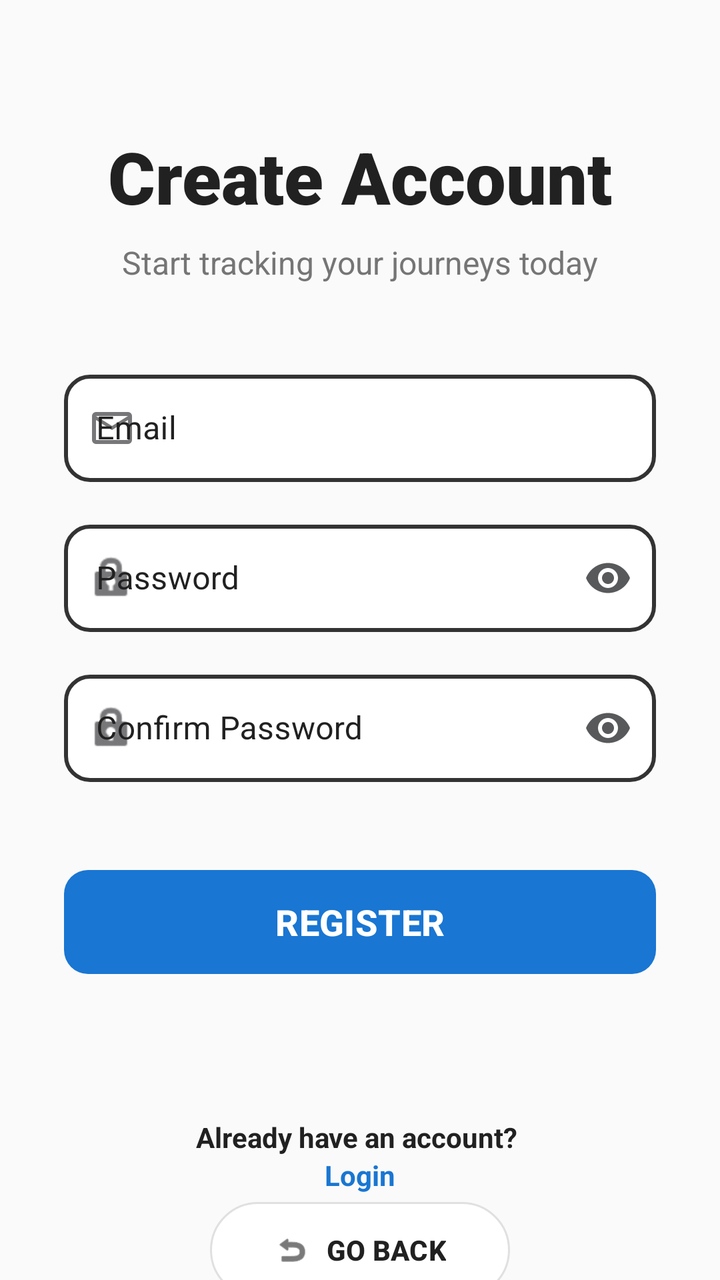
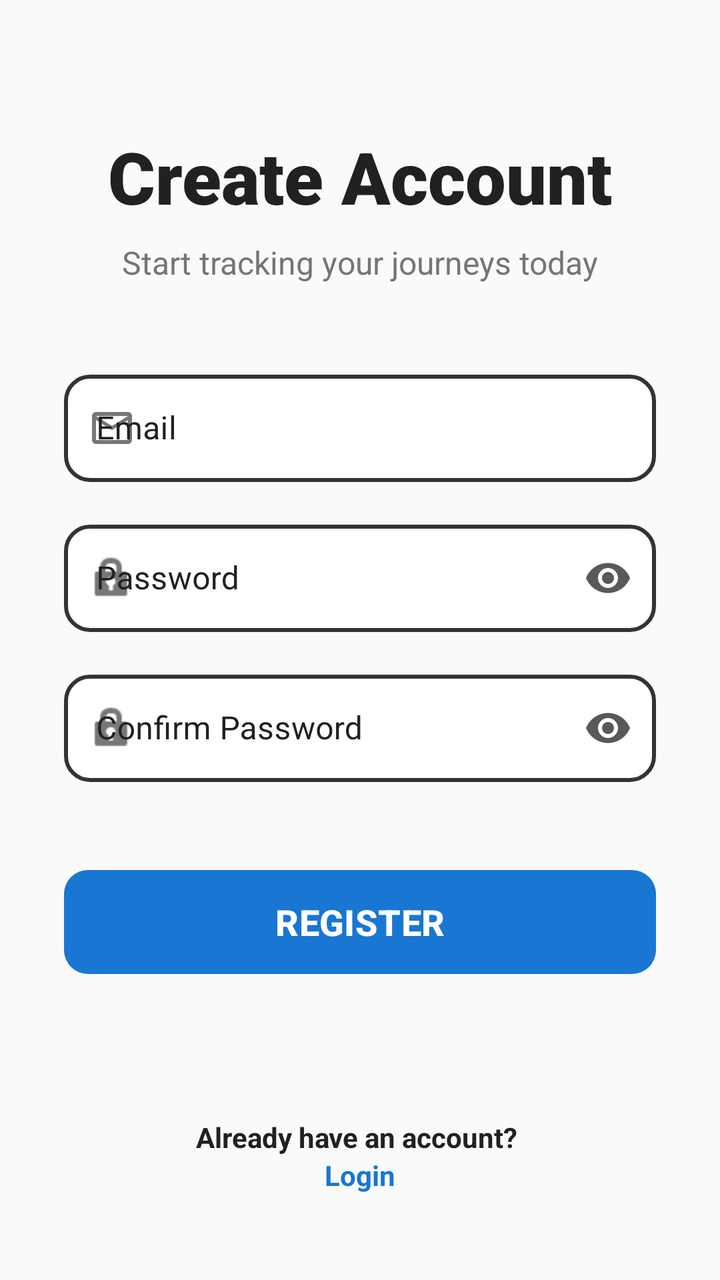

Screens rendered from an Android XML layout before and after an edit, with the pre-edit source and the edit as a unified diff.
<!-- AndroidManifest.xml: application theme Theme.Wanderer -->
<!-- res/layout/activity_register.xml -->
<?xml version="1.0" encoding="utf-8"?>
<androidx.core.widget.NestedScrollView
    xmlns:android="http://schemas.android.com/apk/res/android"
    xmlns:app="http://schemas.android.com/apk/res-auto"
    xmlns:tools="http://schemas.android.com/tools"
    android:layout_width="match_parent"
    android:layout_height="match_parent"
    android:fillViewport="true"
    android:background="#FAFAFA"
    tools:context=".RegisterActivity">

    <androidx.constraintlayout.widget.ConstraintLayout
        android:layout_width="match_parent"
        android:layout_height="wrap_content"
        android:paddingBottom="32dp">

        
        <TextView
            android:id="@+id/tvRegisterTitle"
            android:layout_width="wrap_content"
            android:layout_height="wrap_content"
            android:layout_marginTop="64dp"
            android:fontFamily="sans-serif-black"
            android:text="Create Account"
            android:textColor="#212121"
            android:textSize="36sp"
            android:textStyle="bold"
            app:layout_constraintEnd_toEndOf="parent"
            app:layout_constraintStart_toStartOf="parent"
            app:layout_constraintTop_toTopOf="parent" />

        
        <TextView
            android:id="@+id/tvRegisterSubtitle"
            android:layout_width="wrap_content"
            android:layout_height="wrap_content"
            android:layout_marginTop="8dp"
            android:text="Start tracking your journeys today"
            android:textColor="#757575"
            android:textSize="16sp"
            app:layout_constraintEnd_toEndOf="parent"
            app:layout_constraintStart_toStartOf="parent"
            app:layout_constraintTop_toBottomOf="@id/tvRegisterTitle" />

        
        <com.google.android.material.textfield.TextInputLayout
            android:id="@+id/registerUsernameLayout"
            style="@style/Widget.MaterialComponents.TextInputLayout.OutlinedBox"
            android:layout_width="match_parent"
            android:layout_height="wrap_content"
            android:layout_marginHorizontal="32dp"
            android:layout_marginTop="40dp"
            android:hint="Email"
            android:textColorHint="#212121"
            app:boxCornerRadiusBottomEnd="12dp"
            app:boxCornerRadiusBottomStart="12dp"
            app:boxCornerRadiusTopEnd="12dp"
            app:boxCornerRadiusTopStart="12dp"
            app:startIconDrawable="@drawable/mail_icon"
            app:layout_constraintEnd_toEndOf="parent"
            app:layout_constraintStart_toStartOf="parent"
            app:layout_constraintTop_toBottomOf="@id/tvRegisterSubtitle">

            <com.google.android.material.textfield.TextInputEditText
                android:id="@+id/etRegisterUsername"
                android:layout_width="match_parent"
                android:layout_height="wrap_content"
                android:background="@drawable/custom_input_border"
                android:inputType="textEmailAddress"
                android:padding="16dp"
                android:textColor="#212121"
                android:textColorHint="#212121" />
        </com.google.android.material.textfield.TextInputLayout>

        
        <com.google.android.material.textfield.TextInputLayout
            android:id="@+id/registerPasswordLayout"
            style="@style/Widget.MaterialComponents.TextInputLayout.OutlinedBox"
            android:layout_width="match_parent"
            android:layout_height="wrap_content"
            android:layout_marginHorizontal="32dp"
            android:layout_marginTop="16dp"
            android:hint="Password"
            android:textColorHint="#212121"
            app:boxCornerRadiusBottomEnd="12dp"
            app:boxCornerRadiusBottomStart="12dp"
            app:boxCornerRadiusTopEnd="12dp"
            app:boxCornerRadiusTopStart="12dp"
            app:passwordToggleEnabled="true"
            app:passwordToggleTint="#57595B"
            app:startIconDrawable="@android:drawable/ic_lock_idle_lock"
            app:layout_constraintEnd_toEndOf="parent"
            app:layout_constraintStart_toStartOf="parent"
            app:layout_constraintTop_toBottomOf="@id/registerUsernameLayout">

            <com.google.android.material.textfield.TextInputEditText
                android:id="@+id/etRegisterPassword"
                android:layout_width="match_parent"
                android:layout_height="wrap_content"
                android:background="@drawable/custom_input_border"
                android:inputType="textPassword"
                android:padding="16dp"
                android:textColor="#212121"
                android:textColorHint="#212121" />
        </com.google.android.material.textfield.TextInputLayout>

        
        <com.google.android.material.textfield.TextInputLayout
            android:id="@+id/confirmPasswordLayout"
            style="@style/Widget.MaterialComponents.TextInputLayout.OutlinedBox"
            android:layout_width="match_parent"
            android:layout_height="wrap_content"
            android:layout_marginHorizontal="32dp"
            android:layout_marginTop="16dp"
            android:hint="Confirm Password"
            android:textColorHint="#212121"
            app:boxCornerRadiusBottomEnd="12dp"
            app:boxCornerRadiusBottomStart="12dp"
            app:boxCornerRadiusTopEnd="12dp"
            app:boxCornerRadiusTopStart="12dp"
            app:passwordToggleEnabled="true"
            app:passwordToggleTint="#57595B"
            app:startIconDrawable="@android:drawable/ic_lock_idle_lock"
            app:layout_constraintEnd_toEndOf="parent"
            app:layout_constraintStart_toStartOf="parent"
            app:layout_constraintTop_toBottomOf="@id/registerPasswordLayout">

            <com.google.android.material.textfield.TextInputEditText
                android:id="@+id/etConfirmPassword"
                android:layout_width="match_parent"
                android:layout_height="wrap_content"
                android:background="@drawable/custom_input_border"
                android:inputType="textPassword"
                android:padding="16dp"
                android:textColor="#212121"
                android:textColorHint="#212121" />
        </com.google.android.material.textfield.TextInputLayout>

        
        <com.google.android.material.button.MaterialButton
            android:id="@+id/btnRegisterSubmit"
            android:layout_width="match_parent"
            android:layout_height="60dp"
            android:layout_marginHorizontal="32dp"
            android:layout_marginTop="40dp"
            android:text="REGISTER"
            android:textColor="#FFFF"
            android:textSize="18sp"
            android:textStyle="bold"
            app:backgroundTint="#1976D2"
            app:cornerRadius="12dp"
            app:layout_constraintEnd_toEndOf="parent"
            app:layout_constraintStart_toStartOf="parent"
            app:layout_constraintTop_toBottomOf="@id/confirmPasswordLayout" />



        
        <TextView
            android:id="@+id/textView"
            android:layout_width="wrap_content"
            android:layout_height="wrap_content"
            android:layout_marginTop="68dp"
            android:text="Already have an account? "
            android:textColor="#212121"
            android:textStyle="bold"
            app:layout_constraintEnd_toEndOf="parent"
            app:layout_constraintStart_toStartOf="parent"
            app:layout_constraintTop_toBottomOf="@+id/btnRegisterSubmit" />

        <TextView
            android:id="@+id/tvLoginLink"
            android:layout_width="wrap_content"
            android:layout_height="wrap_content"
            android:text="Login"
            android:textColor="#1976D2"
            android:textStyle="bold"
            app:layout_constraintBottom_toTopOf="@+id/btnBack"
            app:layout_constraintEnd_toEndOf="parent"
            app:layout_constraintStart_toStartOf="parent"
            app:layout_constraintTop_toBottomOf="@+id/textView"
            app:layout_constraintVertical_bias="0.0" />

        
        <com.google.android.material.button.MaterialButton
            android:id="@+id/btnBack"
            android:layout_width="wrap_content"
            android:layout_height="56dp"
            android:paddingHorizontal="32dp"
            android:text="GO BACK"
            android:textColor="#212121"
            android:textStyle="bold"
            app:backgroundTint="#FFFFFF"
            app:cornerRadius="28dp"
            app:elevation="8dp"
            app:icon="@android:drawable/ic_menu_revert"
            app:iconTint="#212121"
            app:strokeColor="#E0E0E0"
            app:strokeWidth="1dp"
            app:layout_constraintBottom_toBottomOf="parent"
            app:layout_constraintEnd_toEndOf="parent"
            app:layout_constraintStart_toStartOf="parent" />

    </androidx.constraintlayout.widget.ConstraintLayout>
</androidx.core.widget.NestedScrollView>
<!-- resources referenced by this layout -->
<resources>
  <!-- drawable custom_input_border (drawable) -->
  <?xml version="1.0" encoding="utf-8"?>
  <shape xmlns:android="http://schemas.android.com/apk/res/android" android:shape="rectangle">
  
      
      <solid android:color="#FFFFFF" />
  
      
      <stroke
          android:width="2dp"
          android:color="#333333" />
  
      
      <corners android:radius="12dp" />
  
      
      <padding
          android:left="16dp"
          android:top="12dp"
          android:right="16dp"
          android:bottom="12dp" />
  
  </shape>
  <!-- drawable mail_icon (drawable) -->
  <vector xmlns:android="http://schemas.android.com/apk/res/android"
      android:width="24dp"
      android:height="24dp"
      android:viewportWidth="960"
      android:viewportHeight="960">
    <path
        android:pathData="M160,800q-33,0 -56.5,-23.5T80,720v-480q0,-33 23.5,-56.5T160,160h640q33,0 56.5,23.5T880,240v480q0,33 -23.5,56.5T800,800L160,800ZM480,520L160,320v400h640v-400L480,520ZM480,440 L800,240L160,240l320,200ZM160,320v-80,480 -400Z"
        android:fillColor="#e3e3e3"/>
  </vector>
  <style name="Theme.Wanderer" parent="Base.Theme.Wanderer" />
  <style name="Base.Theme.Wanderer" parent="Theme.Material3.DayNight.NoActionBar">
          
          
      </style>
</resources>

<!-- the commit's change to res/layout/activity_register.xml (unified diff, before → after) -->
@@ -175,31 +175,11 @@
             android:text="Login"
             android:textColor="#1976D2"
             android:textStyle="bold"
-            app:layout_constraintBottom_toTopOf="@+id/btnBack"
             app:layout_constraintEnd_toEndOf="parent"
             app:layout_constraintStart_toStartOf="parent"
-            app:layout_constraintTop_toBottomOf="@+id/textView"
-            app:layout_constraintVertical_bias="0.0" />
+            app:layout_constraintTop_toBottomOf="@+id/textView" />
 
         
-        <com.google.android.material.button.MaterialButton
-            android:id="@+id/btnBack"
-            android:layout_width="wrap_content"
-            android:layout_height="56dp"
-            android:paddingHorizontal="32dp"
-            android:text="GO BACK"
-            android:textColor="#212121"
-            android:textStyle="bold"
-            app:backgroundTint="#FFFFFF"
-            app:cornerRadius="28dp"
-            app:elevation="8dp"
-            app:icon="@android:drawable/ic_menu_revert"
-            app:iconTint="#212121"
-            app:strokeColor="#E0E0E0"
-            app:strokeWidth="1dp"
-            app:layout_constraintBottom_toBottomOf="parent"
-            app:layout_constraintEnd_toEndOf="parent"
-            app:layout_constraintStart_toStartOf="parent" />
 
     </androidx.constraintlayout.widget.ConstraintLayout>
 </androidx.core.widget.NestedScrollView>
